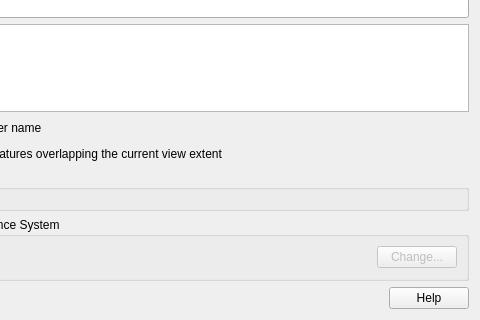
Before: the Qt Designer form src/ui/qgsarcgisservicesourceselectbase.ui in qgis/QGIS, drawn with Qt 5; both pictures show x 112 to 592 and y 120 to 440 of the 592 by 440 pixel window.
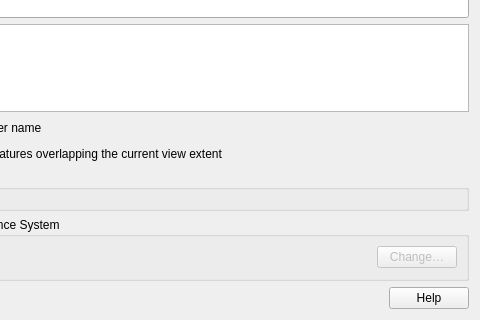
After: the same form once the commit is applied.

```diff
--- a/src/ui/qgsarcgisservicesourceselectbase.ui
+++ b/src/ui/qgsarcgisservicesourceselectbase.ui
@@ -233,7 +233,7 @@
          <bool>false</bool>
         </property>
         <property name="text">
-         <string>Change...</string>
+         <string>Change…</string>
         </property>
        </widget>
       </item>
```
